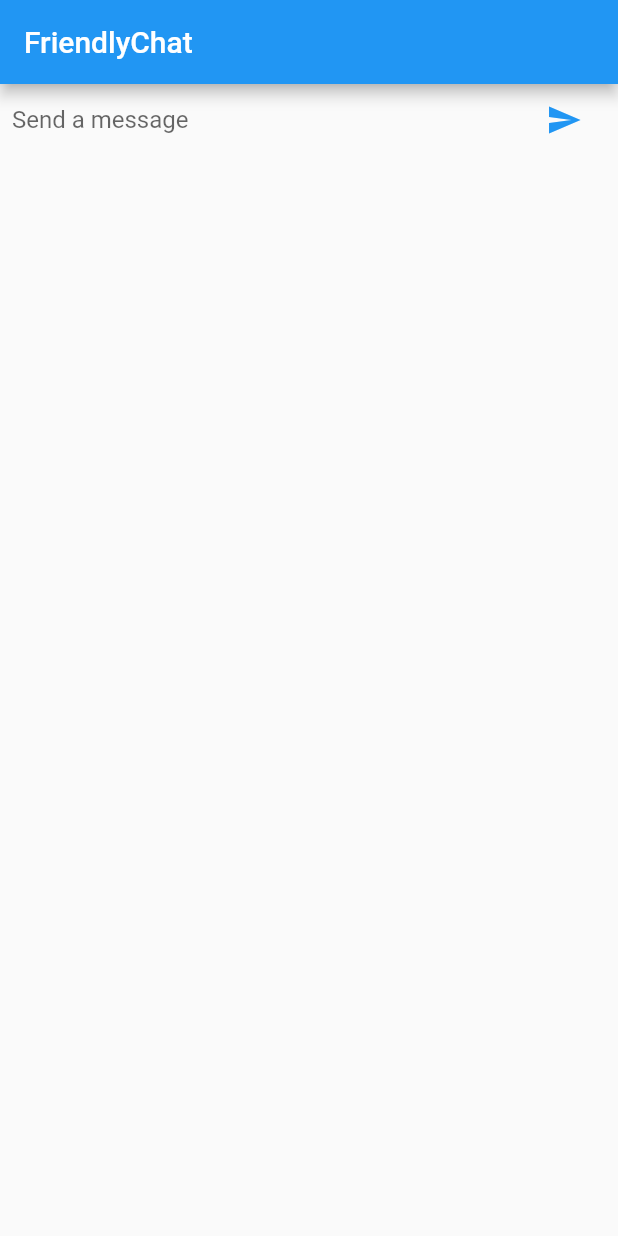
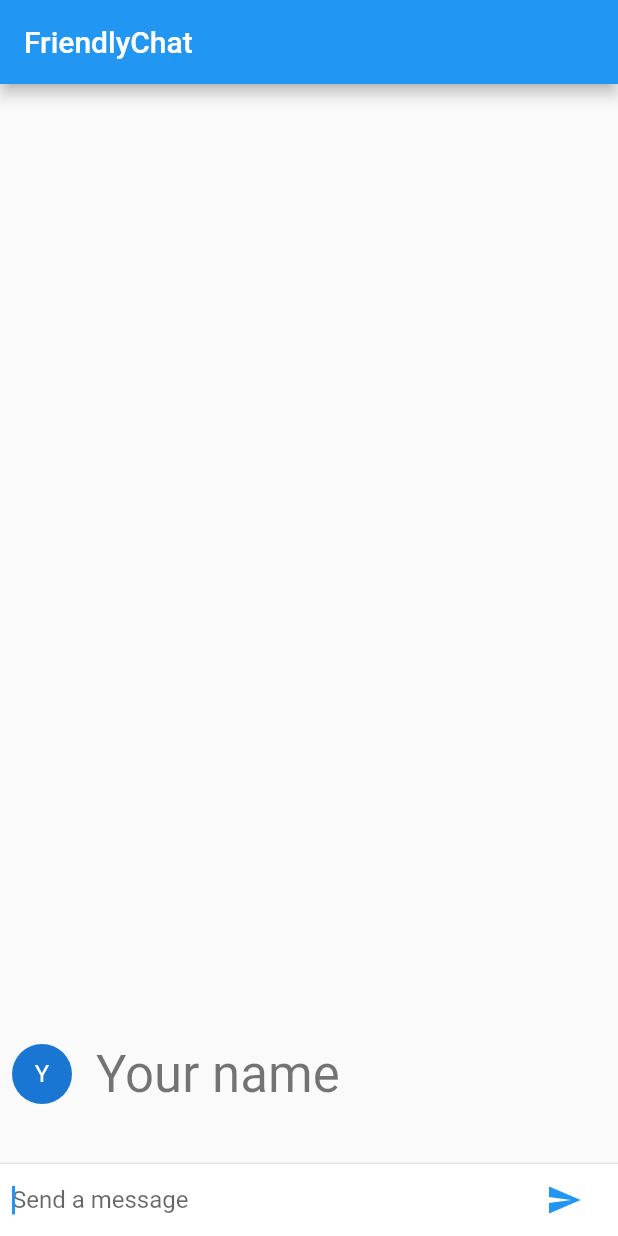
Before and after one commit to nishitaku/flutterChat, a Flutter app: the screen it shows after launch, after a tap on the "send" icon, on a phone screen of 412 x 824 dp. Run offline on Flutter 3.47's test engine with Material 2 defaults, Android fonts, the phone set to English and light mode, and no system bars.

Commit message:
メッセージUIを追加

```diff
--- a/lib/main.dart
+++ b/lib/main.dart
@@ -5,6 +5,8 @@ void main() {
     FriendlyChatApp(),
   );
 }
+
+String _name = 'Your name';
 
 class FriendlyChatApp extends StatelessWidget {
   const FriendlyChatApp({
@@ -20,20 +22,74 @@ class FriendlyChatApp extends StatelessWidget {
   }
 }
 
+class ChatMessage extends StatelessWidget {
+  ChatMessage({this.text});
+  final String text;
+
+  @override
+  Widget build(BuildContext context) {
+    return Container(
+      margin: EdgeInsets.symmetric(vertical: 10.0),
+      child: Row(
+        crossAxisAlignment: CrossAxisAlignment.start,
+        children: [
+          Container(
+            margin: const EdgeInsets.only(right: 16.0),
+            child: CircleAvatar(child: Text(_name[0])),
+          ),
+          Column(
+            crossAxisAlignment: CrossAxisAlignment.start,
+            children: [
+              Text(
+                _name,
+                style: Theme.of(context).textTheme.headline4,
+              ),
+              Container(
+                margin: EdgeInsets.only(top: 5.0),
+                child: Text(text),
+              ),
+            ],
+          ),
+        ],
+      ),
+    );
+  }
+}
+
 class ChatScreen extends StatefulWidget {
   @override
   _ChatScreenState createState() => _ChatScreenState();
 }
 
 class _ChatScreenState extends State<ChatScreen> {
+  final List<ChatMessage> _message = [];
   final _textController = TextEditingController();
+  final FocusNode _focusNode = FocusNode();
   @override
   Widget build(BuildContext context) {
     return Scaffold(
       appBar: AppBar(
         title: Text('FriendlyChat'),
       ),
-      body: _buildTextComposer(),
+      body: Column(
+        children: [
+          Flexible(
+            child: ListView.builder(
+              padding: EdgeInsets.all(8.0),
+              reverse: true,
+              itemBuilder: (_, int index) => _message[index],
+              itemCount: _message.length,
+            ),
+          ),
+          Divider(height: 1.0),
+          Container(
+            decoration: BoxDecoration(
+              color: Theme.of(context).cardColor,
+            ),
+            child: _buildTextComposer(),
+          ),
+        ],
+      ),
     );
   }
 
@@ -50,13 +106,15 @@ class _ChatScreenState extends State<ChatScreen> {
                 onSubmitted: _handleSubmitted,
                 decoration:
                     InputDecoration.collapsed(hintText: 'Send a message'),
+                focusNode: _focusNode,
               ),
             ),
             Container(
               margin: EdgeInsets.symmetric(horizontal: 4.0),
               child: IconButton(
-                  icon: const Icon(Icons.send),
-                  onPressed: () => _handleSubmitted(_textController.text)),
+                icon: const Icon(Icons.send),
+                onPressed: () => _handleSubmitted(_textController.text),
+              ),
             )
           ],
         ),
@@ -66,5 +124,12 @@ class _ChatScreenState extends State<ChatScreen> {
 
   void _handleSubmitted(String text) {
     _textController.clear();
+    ChatMessage message = ChatMessage(
+      text: text,
+    );
+    setState(() {
+      _message.insert(0, message);
+    });
+    _focusNode.requestFocus();
   }
 }
```
